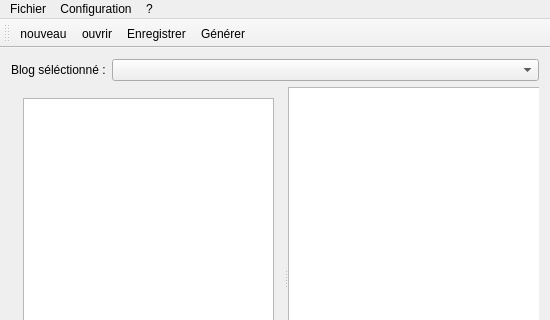
This is interface/mainwindow.ui in corentin38/pmb as Qt 5 draws it before an edit; both pictures show x 0 to 550 and y 0 to 320 of the 550 by 501 pixel window. The edited form follows.
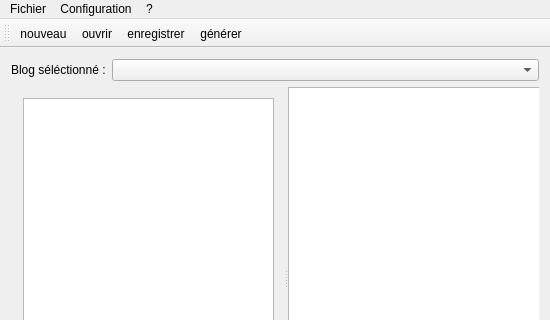
This is the edited form.

```diff
--- a/interface/mainwindow.ui
+++ b/interface/mainwindow.ui
@@ -201,12 +201,12 @@
   </action>
   <action name="actionGenerate">
    <property name="text">
-    <string>Générer</string>
+    <string>générer</string>
    </property>
   </action>
   <action name="actionSave">
    <property name="text">
-    <string>Enregistrer</string>
+    <string>enregistrer</string>
    </property>
   </action>
  </widget>
```
